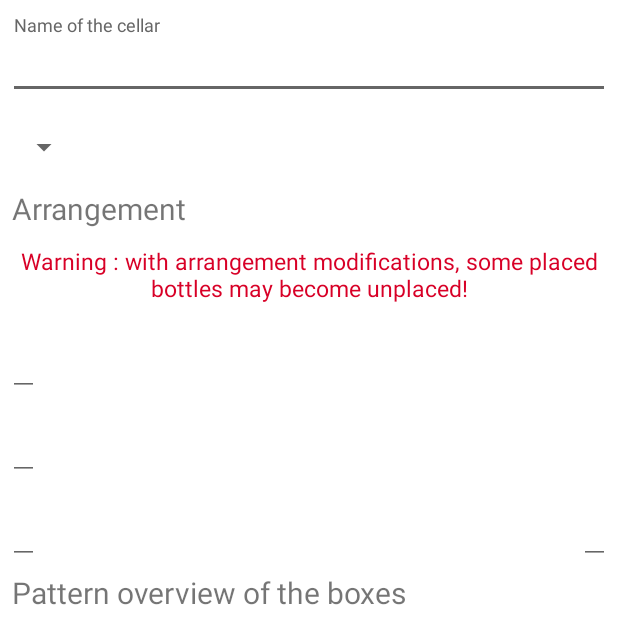
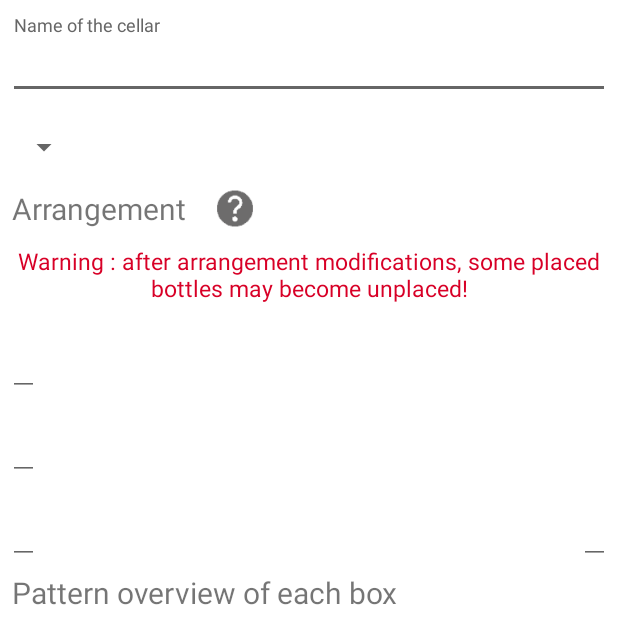
Before and after one commit to hleroy/MyPocketCave, an Android app: the layout content_cave_edit.xml on its own in the app's theme, with its tools: preview values and no code run, on a phone screen of 412 x 824 dp. Shown: the top 644 px of the screen. Run offline under Robolectric (Android 15) with nearby library versions, the phone set to English and light mode, and no system bars; plain views replace PercentRelativeLayout.

Commit message:
Add tooltip for cave creation.

```diff
--- a/app/src/main/res/layout/content_cave_edit.xml
+++ b/app/src/main/res/layout/content_cave_edit.xml
@@ -52,6 +52,17 @@
             android:layout_marginTop="@dimen/vertical_margin_between_elements"
             android:text="@string/cave_arrangement"
             android:textSize="@dimen/text_size_big" />
+
+        <ImageView
+            android:id="@+id/cave_edit_arrangement_tooltip"
+            android:layout_width="wrap_content"
+            android:layout_height="wrap_content"
+            android:layout_below="@id/cave_edit_type"
+            android:layout_centerVertical="true"
+            android:layout_toEndOf="@id/cave_edit_arrangement"
+            android:layout_alignBottom="@id/cave_edit_arrangement"
+            android:layout_alignTop="@id/cave_edit_arrangement"
+            android:src="@drawable/info" />
 
         <TextView
             android:id="@+id/cave_arrangement_warning"
--- a/app/src/main/res/values/colors.xml
+++ b/app/src/main/res/values/colors.xml
@@ -5,4 +5,5 @@
     <color name="colorAccent">#666666</color>
     <color name="colorError">#D80027</color>
     <color name="colorSuccess">#00CC00</color>
+    <color name="colorInfo">#ffffff</color>
 </resources>
--- a/app/src/main/res/values/strings.xml
+++ b/app/src/main/res/values/strings.xml
@@ -161,7 +161,7 @@
     <string name="create_pattern_vertically_expendable">Is vertically expendable</string>
     <string name="create_pattern_horizontally_expendable">Is horizontally expendable</string>
     <string name="create_pattern_overview">Pattern overview</string>
-    <string name="cave_edit_box_pattern_overview">Pattern overview of the boxes</string>
+    <string name="cave_edit_box_pattern_overview">Pattern overview of each box</string>
     <string name="create_pattern_invert">Invert pattern</string>
     <string name="error_pattern_incorrect_rows_cols">Number of bottles by row and column should be greater than 0</string>
     <string name="no_bottles_to_add">All bottles are already in cellars, great!</string>
@@ -197,7 +197,7 @@
     <string name="place_bottle_quantity">How many?</string>
     <string name="save">Save</string>
     <string name="detail_exit_confirmation">There are changes, lose them and quit or stay here?</string>
-    <string name="cave_arrangement_warning">Warning : with arrangement modifications, some placed bottles may become unplaced!</string>
+    <string name="cave_arrangement_warning">Warning : after arrangement modifications, some placed bottles may become unplaced!</string>
     <string name="error_cave_bulk_not_enough">Incorrect capacity : more bottles are already placed.</string>
     <string name="import_export">Import - Export</string>
     <string name="title_sync">Import - Export</string>
@@ -219,4 +219,5 @@
     <string name="success_import">Import successful!</string>
     <string name="sync_import_confirmation" >All current data will be deleted and replaced by imported data. Can we proceed?</string>
     <string name="error_import_too_old_version">Your app is older than the one used to export this backup. Import is not possible.</string>
+    <string name="message_cave_arrangement_info" >Placement of the bottles after save, click on a pattern to change it.</string>
 </resources>
```
Also changed, not shown: app/src/main/java/com/myadridev/mypocketcave/activities/AbstractCaveEditActivity.java (+46 -12 lines), app/src/main/java/com/myadridev/mypocketcave/helpers/SnackbarHelper.java (+10 -6 lines), app/src/main/res/drawable/info.png (added), 3 other files.
